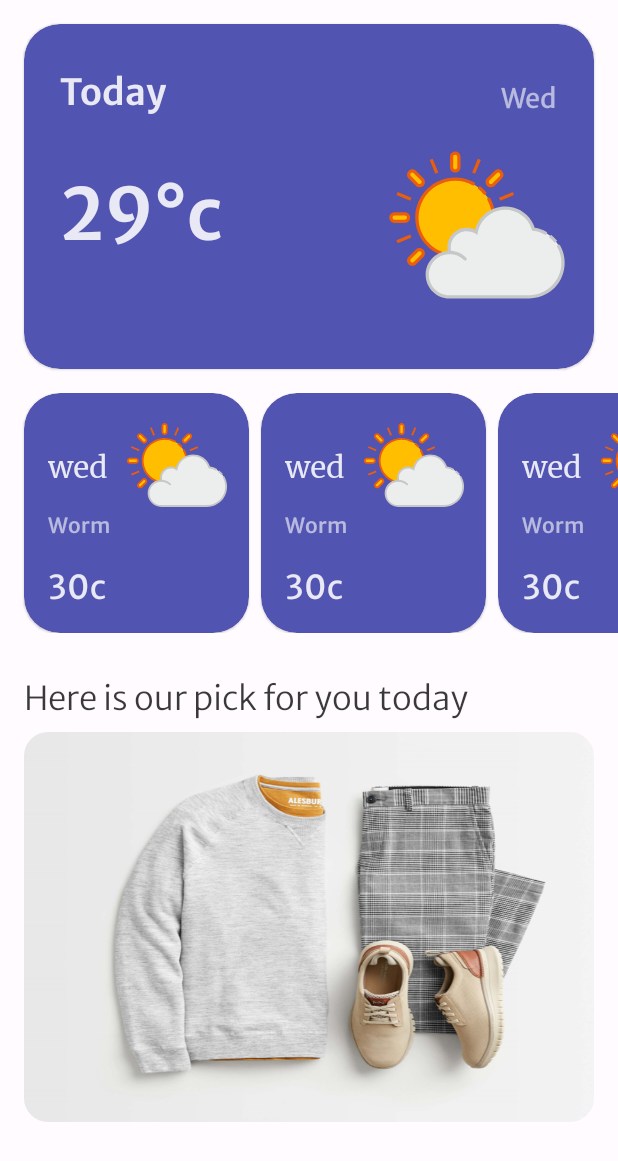
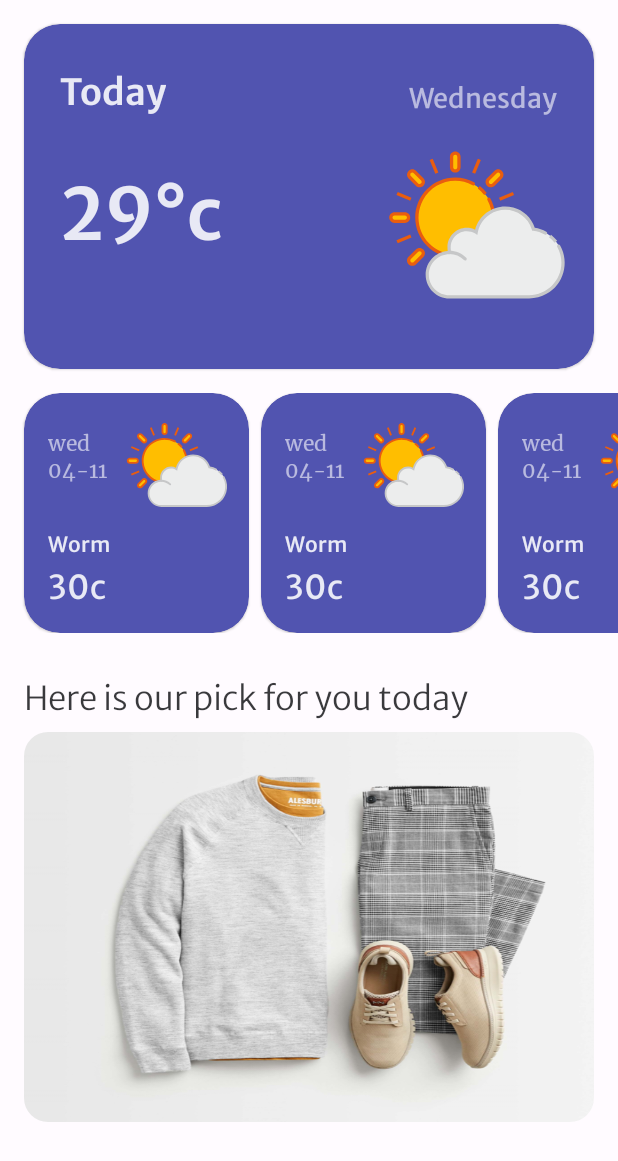
Before and after one commit to AliAlneame/What_To_Wear_202, an Android app: the layout fragment_home.xml on its own in the app's theme, with its tools: preview values and no code run, on a phone screen of 412 x 824 dp. Shown: the top 1161 px of the screen. Run offline under Robolectric (Android 15) with nearby library versions, the phone set to English and light mode, and no system bars.

Commit message:
update class days adapter and project ui.

```diff
--- a/app/src/main/java/com/projects/whattowear/fragment/DaysAdapter.kt
+++ b/app/src/main/java/com/projects/whattowear/fragment/DaysAdapter.kt
@@ -38,7 +38,8 @@ class DaysAdapter(
             binding.apply {
                 textTemperatureMax.text = "${interval.values.temperatureAvg}°c"
 //                textTemperatureMin.text = "Lowest ${interval.values.temperatureMin}°c"
-                textItemDayDate.text = data.getDayName(interval.startTime.substringBefore("T"),"EEE")
+                textItemDayDate.text =
+                    "${ data.getDayName(interval.startTime.substringBefore("T"), "EEE")}\n${interval.startTime.substring(5,10)}"
                 imageWeather.setImageResource(interval.weatherImageId)
                 textWeatherType.text = when (interval.weatherType) {
                     DayWeatherType.HOT -> "Sunny"
--- a/app/src/main/res/layout/fragment_home.xml
+++ b/app/src/main/res/layout/fragment_home.xml
@@ -66,7 +66,7 @@
                         android:textSize="18sp"
                         app:layout_constraintBottom_toBottomOf="@+id/text_today"
                         app:layout_constraintEnd_toEndOf="parent"
-                        tools:text="Wed" />
+                        tools:text="Wednesday" />
 
 
                     <TextView
--- a/app/src/main/res/layout/item_day.xml
+++ b/app/src/main/res/layout/item_day.xml
@@ -1,9 +1,9 @@
 <?xml version="1.0" encoding="utf-8"?>
 <com.google.android.material.card.MaterialCardView xmlns:android="http://schemas.android.com/apk/res/android"
     xmlns:app="http://schemas.android.com/apk/res-auto"
+    xmlns:tools="http://schemas.android.com/tools"
     android:layout_width="150dp"
     android:layout_height="160dp"
-    xmlns:tools="http://schemas.android.com/tools"
     android:layout_marginHorizontal="4dp"
     app:cardBackgroundColor="@color/md_theme_light_primary"
     app:cardCornerRadius="24dp">
@@ -25,16 +25,15 @@
 
         <TextView
             android:id="@+id/text_weather_type"
-            android:layout_width="wrap_content"
-            android:layout_height="wrap_content"
+            android:layout_width="44dp"
+            android:layout_height="19dp"
+            android:layout_marginBottom="2dp"
             android:fontFamily="@font/merriweathersans_medium"
             android:text="Worm"
-            android:layout_marginStart="16dp"
-            android:textColor="@color/material_on_primary_emphasis_medium"
+            android:textColor="@color/material_on_primary_emphasis_high_type"
             android:textSize="14sp"
             app:layout_constraintBottom_toTopOf="@+id/text_temperature_max"
-            app:layout_constraintStart_toStartOf="parent"
-            app:layout_constraintTop_toBottomOf="@+id/text_item_day_date" />
+            app:layout_constraintStart_toStartOf="@+id/text_item_day_date" />
 
         <TextView
             android:id="@+id/text_item_day_date"
@@ -43,20 +42,20 @@
             android:layout_marginStart="16dp"
             android:layout_marginBottom="12dp"
             android:fontFamily="@font/merriweather_regular"
-            android:textColor="@color/material_on_primary_emphasis_high_type"
-            android:textSize="20sp"
-            app:layout_constraintBottom_toTopOf="@+id/text_temperature_max"
+            android:textColor="@color/material_on_primary_emphasis_medium"
+            android:textSize="14sp"
+            app:layout_constraintBottom_toBottomOf="@+id/image_weather"
             app:layout_constraintStart_toStartOf="@id/constraint_card_view"
-            app:layout_constraintTop_toTopOf="parent"
-            tools:text="wed" />
+            app:layout_constraintTop_toTopOf="@+id/image_weather"
+            tools:text="wed\n04-11" />
 
         <TextView
             android:id="@+id/text_temperature_max"
             android:layout_width="wrap_content"
             android:layout_height="wrap_content"
             android:layout_marginStart="16dp"
+            android:layout_marginBottom="16dp"
             android:fontFamily="@font/merriweathersans_regular"
-            android:layout_marginBottom="16dp"
             android:text="30c"
             android:textColor="@color/material_on_primary_emphasis_high_type"
             android:textSize="22sp"
@@ -64,9 +63,6 @@
             app:layout_constraintStart_toStartOf="@id/constraint_card_view" />
 
 
-
-
-
     </androidx.constraintlayout.widget.ConstraintLayout>
 
 </com.google.android.material.card.MaterialCardView>
```
